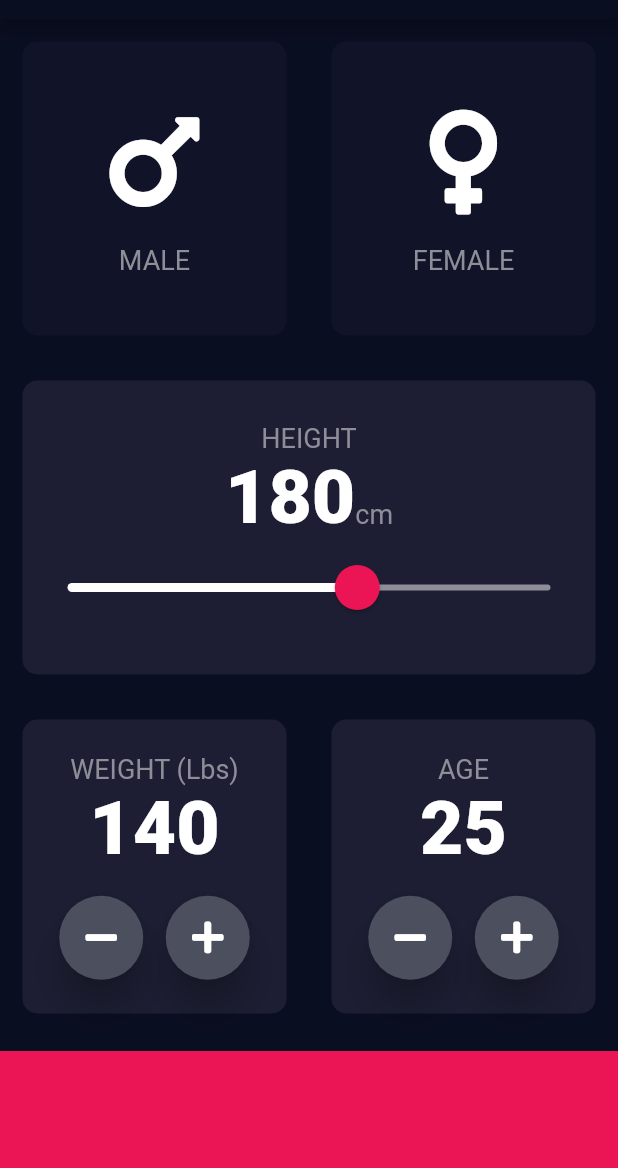
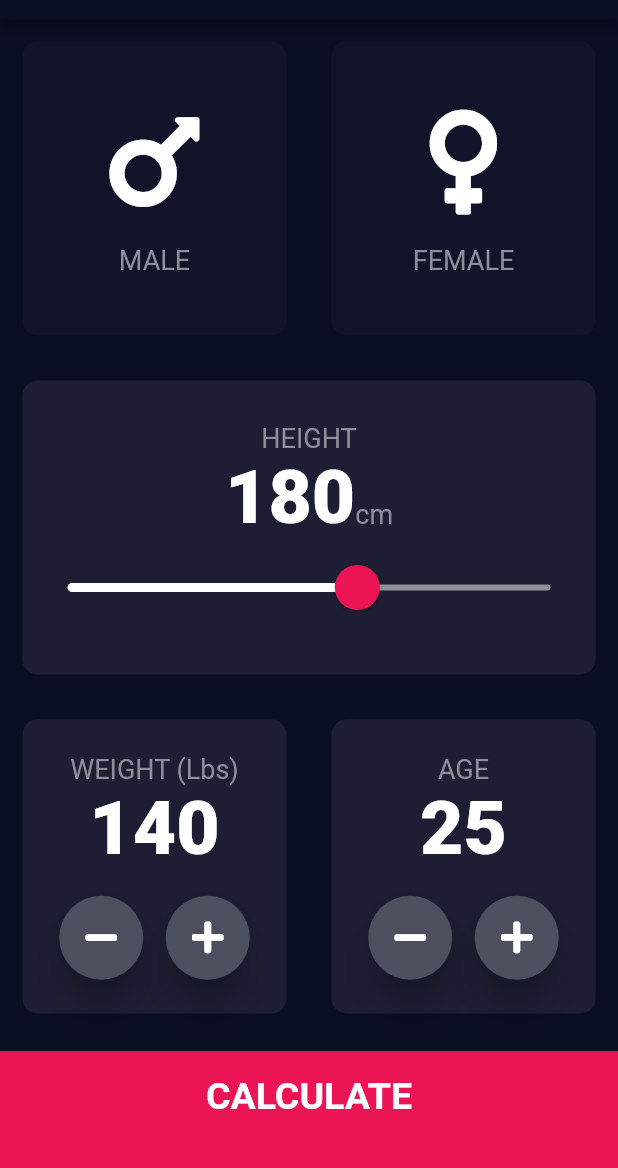
Before and after one commit to mikealfandre/bmi-calculator, a Flutter app: the screen it shows after launch, on a phone screen of 412 x 824 dp, the part 65-1233 px from its top. Run offline on Flutter 3.47's test engine with Material 2 defaults, Android fonts, the phone set to English and light mode, and no system bars; our stand-ins replace font_awesome_flutter.

```diff
--- a/lib/input_page.dart
+++ b/lib/input_page.dart
@@ -3,6 +3,7 @@ import "package:font_awesome_flutter/font_awesome_flutter.dart";
 import "reusable_card.dart";
 import "icon_content.dart";
 import "constants.dart";
+import 'results_page.dart';
 
 enum Gender {
   male,
@@ -218,11 +219,23 @@ class _InputPageState extends State<InputPage> {
                 ],
               ),
             ),
-            Container(
-              color: kBottomContainerColor,
-              margin: EdgeInsets.only(top: 10.0),
-              width: double.infinity,
-              height: kBottomContainerHeight,
+            GestureDetector(
+              onTap: () {
+                Navigator.push(context,
+                    MaterialPageRoute(builder: (context) => ResultsPage()));
+              },
+              child: Container(
+                child: Center(
+                    child: Text(
+                  'CALCULATE',
+                  style: kBottomButtonLargeText,
+                )),
+                color: kBottomContainerColor,
+                margin: EdgeInsets.only(top: 10.0),
+                padding: EdgeInsets.only(bottom: 20.0),
+                width: double.infinity,
+                height: kBottomContainerHeight,
+              ),
             )
           ],
         ));
```
Also changed, not shown: lib/constants.dart (+21 -0 lines), lib/results_page.dart (added, +43 -0 lines).
